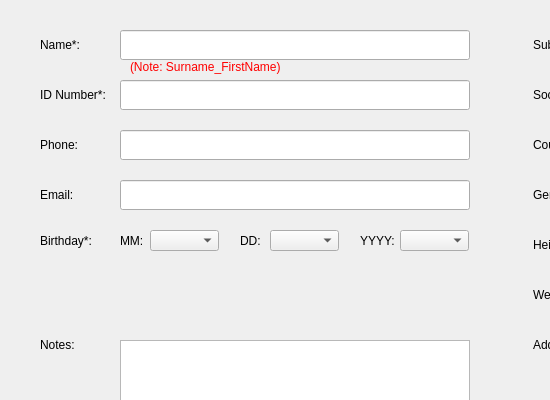
The window that DesktopApp/createnewpatientdialog.ui (michaelfong2017/landmark-annotator-desktop) describes before a commit, drawn with Qt 5; both pictures show x 0 to 550 and y 0 to 400 of the 1002 by 537 pixel window.
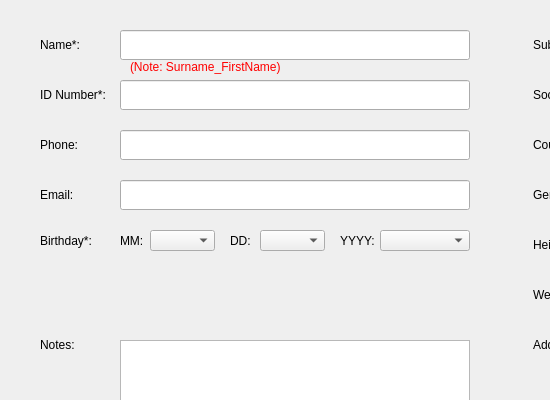
The same window after the commit.

Diff of the .ui file:
```diff
--- a/DesktopApp/createnewpatientdialog.ui
+++ b/DesktopApp/createnewpatientdialog.ui
@@ -408,9 +408,9 @@
   <widget class="QComboBox" name="dayComboBox">
    <property name="geometry">
     <rect>
-     <x>270</x>
+     <x>260</x>
      <y>230</y>
-     <width>69</width>
+     <width>65</width>
      <height>21</height>
     </rect>
    </property>
@@ -420,7 +420,7 @@
     <rect>
      <x>150</x>
      <y>230</y>
-     <width>69</width>
+     <width>65</width>
      <height>21</height>
     </rect>
    </property>
@@ -428,9 +428,9 @@
   <widget class="QComboBox" name="yearComboBox">
    <property name="geometry">
     <rect>
-     <x>400</x>
+     <x>380</x>
      <y>230</y>
-     <width>69</width>
+     <width>90</width>
      <height>21</height>
     </rect>
    </property>
@@ -467,7 +467,7 @@
   <widget class="QLabel" name="ddLabel">
    <property name="geometry">
     <rect>
-     <x>240</x>
+     <x>230</x>
      <y>231</y>
      <width>21</width>
      <height>20</height>
@@ -499,7 +499,7 @@
   <widget class="QLabel" name="yyyyLabel">
    <property name="geometry">
     <rect>
-     <x>360</x>
+     <x>340</x>
      <y>231</y>
      <width>41</width>
      <height>20</height>
```
